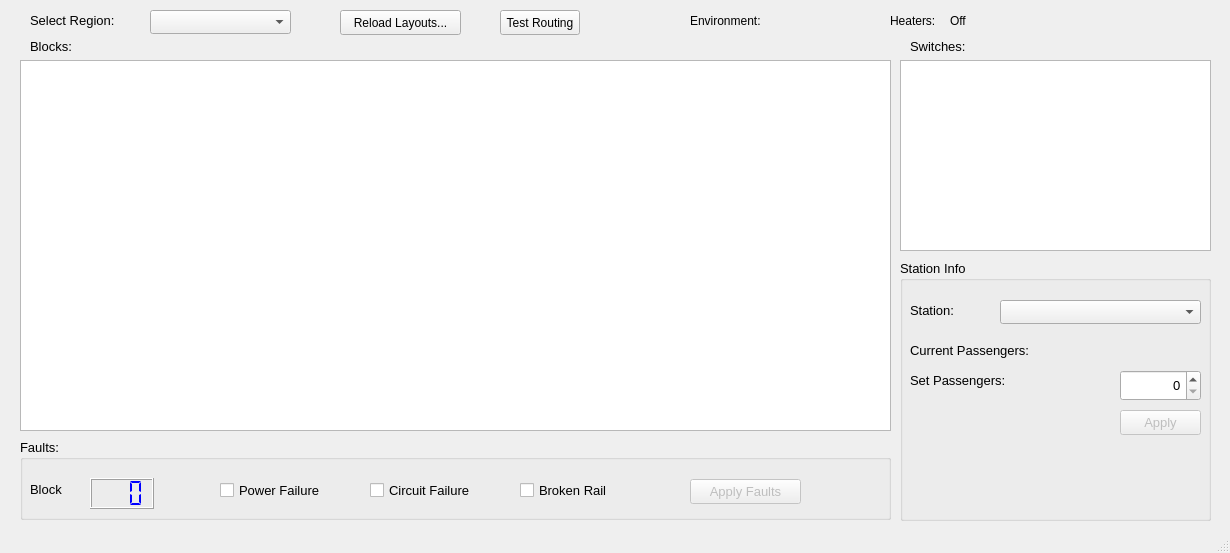
The window that TrackModel/trackmodeldisplay.ui (marmysl/ece1140) describes before a commit, drawn with Qt 5.
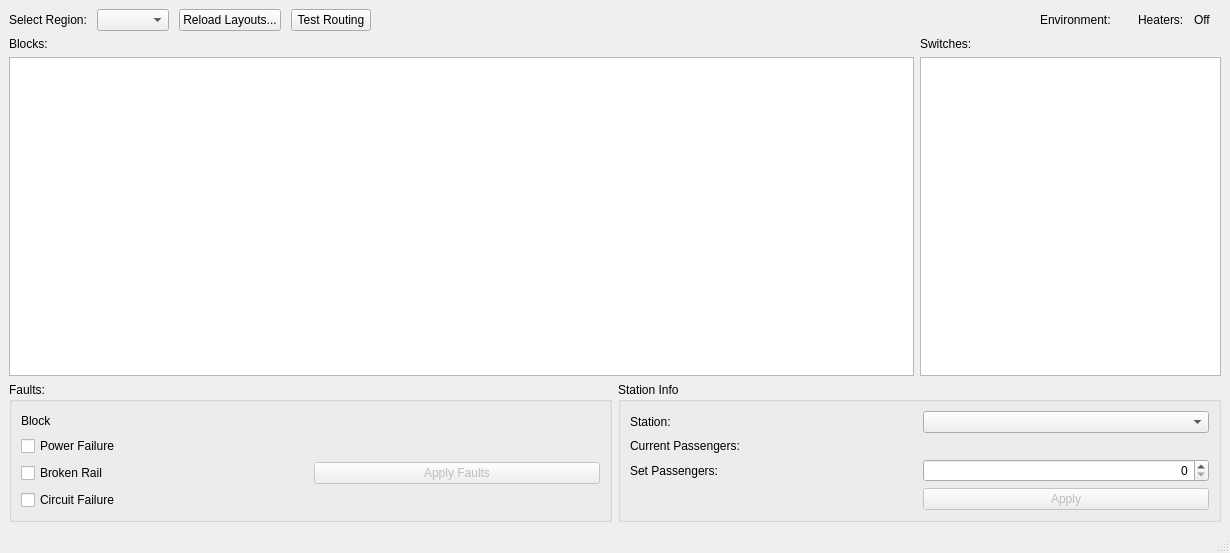
The same window after the commit. Custom widgets are drawn as their Qt base class.

Commit message: Add signal indicators to UI, make it :sparkles: pretty and scalable :sparkles:

The edit to the form file:
```diff
--- a/TrackModel/trackmodeldisplay.ui
+++ b/TrackModel/trackmodeldisplay.ui
@@ -14,487 +14,244 @@
    <string>Track Model</string>
   </property>
   <widget class="QWidget" name="centralwidget">
-   <widget class="QComboBox" name="regionComboBox">
-    <property name="geometry">
-     <rect>
-      <x>150</x>
-      <y>10</y>
-      <width>141</width>
-      <height>24</height>
-     </rect>
-    </property>
-   </widget>
-   <widget class="QTableView" name="blocktableView">
-    <property name="geometry">
-     <rect>
-      <x>20</x>
-      <y>60</y>
-      <width>871</width>
-      <height>371</height>
-     </rect>
-    </property>
-    <property name="alternatingRowColors">
-     <bool>true</bool>
-    </property>
-    <property name="selectionMode">
-     <enum>QAbstractItemView::SingleSelection</enum>
-    </property>
-   </widget>
-   <widget class="QTableView" name="switchTableView">
-    <property name="geometry">
-     <rect>
-      <x>900</x>
-      <y>60</y>
-      <width>311</width>
-      <height>191</height>
-     </rect>
-    </property>
-   </widget>
-   <widget class="QLabel" name="label">
-    <property name="geometry">
-     <rect>
-      <x>30</x>
-      <y>36</y>
-      <width>55</width>
-      <height>20</height>
-     </rect>
-    </property>
-    <property name="font">
-     <font>
-      <pointsize>10</pointsize>
-     </font>
-    </property>
-    <property name="text">
-     <string>Blocks:</string>
-    </property>
-   </widget>
-   <widget class="QLabel" name="label_2">
-    <property name="geometry">
-     <rect>
-      <x>910</x>
-      <y>36</y>
-      <width>91</width>
-      <height>20</height>
-     </rect>
-    </property>
-    <property name="font">
-     <font>
-      <pointsize>10</pointsize>
-     </font>
-    </property>
-    <property name="text">
-     <string>Switches:</string>
-    </property>
-   </widget>
-   <widget class="QLabel" name="label_3">
-    <property name="geometry">
-     <rect>
-      <x>30</x>
-      <y>10</y>
-      <width>121</width>
-      <height>21</height>
-     </rect>
-    </property>
-    <property name="font">
-     <font>
-      <pointsize>10</pointsize>
-     </font>
-    </property>
-    <property name="text">
-     <string>Select Region:</string>
-    </property>
-   </widget>
-   <widget class="QComboBox" name="stationSelector">
-    <property name="geometry">
-     <rect>
-      <x>1000</x>
-      <y>300</y>
-      <width>201</width>
-      <height>24</height>
-     </rect>
-    </property>
-   </widget>
-   <widget class="QLabel" name="label_4">
-    <property name="geometry">
-     <rect>
-      <x>910</x>
-      <y>300</y>
-      <width>91</width>
-      <height>21</height>
-     </rect>
-    </property>
-    <property name="font">
-     <font>
-      <pointsize>10</pointsize>
-     </font>
-    </property>
-    <property name="text">
-     <string>Station:</string>
-    </property>
-   </widget>
-   <widget class="QLabel" name="label_6">
-    <property name="geometry">
-     <rect>
-      <x>910</x>
-      <y>340</y>
-      <width>161</width>
-      <height>21</height>
-     </rect>
-    </property>
-    <property name="font">
-     <font>
-      <pointsize>10</pointsize>
-     </font>
-    </property>
-    <property name="text">
-     <string>Current Passengers:</string>
-    </property>
-   </widget>
-   <widget class="QGroupBox" name="stationGroupBox">
-    <property name="geometry">
-     <rect>
-      <x>900</x>
-      <y>260</y>
-      <width>311</width>
-      <height>261</height>
-     </rect>
-    </property>
-    <property name="font">
-     <font>
-      <pointsize>10</pointsize>
-     </font>
-    </property>
-    <property name="title">
-     <string>Station Info</string>
-    </property>
-    <widget class="QPushButton" name="applyStationPropsButton">
-     <property name="enabled">
-      <bool>false</bool>
-     </property>
-     <property name="geometry">
-      <rect>
-       <x>220</x>
-       <y>150</y>
-       <width>81</width>
-       <height>25</height>
-      </rect>
-     </property>
-     <property name="text">
-      <string>Apply</string>
-     </property>
-    </widget>
-    <widget class="QSpinBox" name="passCountInput">
-     <property name="geometry">
-      <rect>
-       <x>220</x>
-       <y>110</y>
-       <width>81</width>
-       <height>31</height>
-      </rect>
-     </property>
-     <property name="font">
-      <font>
-       <pointsize>10</pointsize>
-      </font>
-     </property>
-     <property name="alignment">
-      <set>Qt::AlignRight|Qt::AlignTrailing|Qt::AlignVCenter</set>
-     </property>
-     <property name="buttonSymbols">
-      <enum>QAbstractSpinBox::UpDownArrows</enum>
-     </property>
-     <property name="maximum">
-      <number>999</number>
-     </property>
-    </widget>
-    <widget class="QLabel" name="label_5">
-     <property name="geometry">
-      <rect>
-       <x>10</x>
-       <y>110</y>
-       <width>131</width>
-       <height>21</height>
-      </rect>
-     </property>
-     <property name="font">
-      <font>
-       <pointsize>10</pointsize>
-      </font>
-     </property>
-     <property name="text">
-      <string>Set Passengers:</string>
-     </property>
-    </widget>
-    <widget class="QLabel" name="passCountLabel">
-     <property name="geometry">
-      <rect>
-       <x>200</x>
-       <y>80</y>
-       <width>81</width>
-       <height>21</height>
-      </rect>
-     </property>
-     <property name="font">
-      <font>
-       <pointsize>10</pointsize>
-      </font>
-     </property>
-     <property name="text">
-      <string>&lt;count&gt;</string>
-     </property>
-     <property name="alignment">
-      <set>Qt::AlignRight|Qt::AlignTrailing|Qt::AlignVCenter</set>
-     </property>
-    </widget>
-   </widget>
-   <widget class="QGroupBox" name="faultGroupBox">
-    <property name="geometry">
-     <rect>
-      <x>20</x>
-      <y>439</y>
-      <width>871</width>
-      <height>81</height>
-     </rect>
-    </property>
-    <property name="font">
-     <font>
-      <pointsize>10</pointsize>
-     </font>
-    </property>
-    <property name="title">
-     <string>Faults:</string>
-    </property>
-    <widget class="QCheckBox" name="pwrFailCheck">
-     <property name="geometry">
-      <rect>
-       <x>200</x>
-       <y>40</y>
-       <width>141</width>
-       <height>22</height>
-      </rect>
-     </property>
-     <property name="text">
-      <string>Power Failure</string>
-     </property>
-    </widget>
-    <widget class="QCheckBox" name="circFailCheck">
-     <property name="geometry">
-      <rect>
-       <x>350</x>
-       <y>40</y>
-       <width>141</width>
-       <height>22</height>
-      </rect>
-     </property>
-     <property name="text">
-      <string>Circuit Failure</string>
-     </property>
-    </widget>
-    <widget class="QCheckBox" name="brknRailCheck">
-     <property name="geometry">
-      <rect>
-       <x>500</x>
-       <y>40</y>
-       <width>141</width>
-       <height>22</height>
-      </rect>
-     </property>
-     <property name="text">
-      <string>Broken Rail</string>
-     </property>
-    </widget>
-    <widget class="QPushButton" name="applyFaultsButton">
-     <property name="enabled">
-      <bool>false</bool>
-     </property>
-     <property name="geometry">
-      <rect>
-       <x>670</x>
-       <y>40</y>
-       <width>111</width>
-       <height>25</height>
-      </rect>
-     </property>
-     <property name="text">
-      <string>Apply Faults</string>
-     </property>
-    </widget>
-    <widget class="QLCDNumber" name="faultBlockNum">
-     <property name="geometry">
-      <rect>
-       <x>70</x>
-       <y>39</y>
-       <width>64</width>
-       <height>31</height>
-      </rect>
-     </property>
-     <property name="palette">
-      <palette>
-       <active>
-        <colorrole role="WindowText">
-         <brush brushstyle="SolidPattern">
-          <color alpha="255">
-           <red>0</red>
-           <green>0</green>
-           <blue>255</blue>
-          </color>
-         </brush>
-        </colorrole>
-       </active>
-       <inactive>
-        <colorrole role="WindowText">
-         <brush brushstyle="SolidPattern">
-          <color alpha="255">
-           <red>0</red>
-           <green>0</green>
-           <blue>255</blue>
-          </color>
-         </brush>
-        </colorrole>
-       </inactive>
-       <disabled>
-        <colorrole role="WindowText">
-         <brush brushstyle="SolidPattern">
-          <color alpha="255">
-           <red>120</red>
-           <green>120</green>
-           <blue>120</blue>
-          </color>
-         </brush>
-        </colorrole>
-       </disabled>
-      </palette>
-     </property>
-     <property name="digitCount">
-      <number>3</number>
-     </property>
-     <property name="segmentStyle">
-      <enum>QLCDNumber::Flat</enum>
-     </property>
-    </widget>
-    <widget class="QLabel" name="label_7">
-     <property name="geometry">
-      <rect>
-       <x>10</x>
-       <y>40</y>
-       <width>55</width>
-       <height>21</height>
-      </rect>
-     </property>
-     <property name="text">
-      <string>Block</string>
-     </property>
-    </widget>
-   </widget>
-   <widget class="QPushButton" name="reloadLayoutButton">
-    <property name="geometry">
-     <rect>
-      <x>340</x>
-      <y>10</y>
-      <width>121</width>
-      <height>25</height>
-     </rect>
-    </property>
-    <property name="text">
-     <string>Reload Layouts...</string>
-    </property>
-   </widget>
-   <widget class="QPushButton" name="testRouteButton">
-    <property name="geometry">
-     <rect>
-      <x>500</x>
-      <y>10</y>
-      <width>80</width>
-      <height>25</height>
-     </rect>
-    </property>
-    <property name="text">
-     <string>Test Routing</string>
-    </property>
-   </widget>
-   <widget class="QLabel" name="envTempLabel">
-    <property name="geometry">
-     <rect>
-      <x>790</x>
-      <y>10</y>
-      <width>61</width>
-      <height>20</height>
-     </rect>
-    </property>
-    <property name="text">
-     <string>&lt;Temp&gt;</string>
-    </property>
-    <property name="alignment">
-     <set>Qt::AlignCenter</set>
-    </property>
-   </widget>
-   <widget class="QLabel" name="label_8">
-    <property name="geometry">
-     <rect>
-      <x>690</x>
-      <y>10</y>
-      <width>81</width>
-      <height>21</height>
-     </rect>
-    </property>
-    <property name="text">
-     <string>Environment:</string>
-    </property>
-   </widget>
-   <widget class="BinaryIndicator" name="heatersOnFlag" native="true">
-    <property name="geometry">
-     <rect>
-      <x>990</x>
-      <y>10</y>
-      <width>21</width>
-      <height>21</height>
-     </rect>
-    </property>
-   </widget>
-   <widget class="QLabel" name="label_9">
-    <property name="geometry">
-     <rect>
-      <x>890</x>
-      <y>10</y>
-      <width>55</width>
-      <height>21</height>
-     </rect>
-    </property>
-    <property name="text">
-     <string>Heaters:</string>
-    </property>
-   </widget>
-   <widget class="QLabel" name="heatersStatLabel">
-    <property name="geometry">
-     <rect>
-      <x>950</x>
-      <y>10</y>
-      <width>41</width>
-      <height>21</height>
-     </rect>
-    </property>
-    <property name="text">
-     <string>Off</string>
-    </property>
-   </widget>
-   <zorder>stationGroupBox</zorder>
-   <zorder>regionComboBox</zorder>
-   <zorder>blocktableView</zorder>
-   <zorder>switchTableView</zorder>
-   <zorder>label</zorder>
-   <zorder>label_2</zorder>
-   <zorder>label_3</zorder>
-   <zorder>stationSelector</zorder>
-   <zorder>label_4</zorder>
-   <zorder>label_6</zorder>
-   <zorder>faultGroupBox</zorder>
-   <zorder>reloadLayoutButton</zorder>
-   <zorder>testRouteButton</zorder>
-   <zorder>envTempLabel</zorder>
-   <zorder>label_8</zorder>
-   <zorder>heatersOnFlag</zorder>
-   <zorder>label_9</zorder>
-   <zorder>heatersStatLabel</zorder>
+   <layout class="QVBoxLayout" name="verticalLayout">
+    <item>
+     <layout class="QHBoxLayout" name="topBarLayout">
+      <property name="spacing">
+       <number>10</number>
+      </property>
+      <item>
+       <widget class="QLabel" name="label_3">
+        <property name="text">
+         <string>Select Region:</string>
+        </property>
+       </widget>
+      </item>
+      <item>
+       <widget class="QComboBox" name="regionComboBox">
+        <property name="sizePolicy">
+         <sizepolicy hsizetype="Preferred" vsizetype="Fixed">
+          <horstretch>0</horstretch>
+          <verstretch>0</verstretch>
+         </sizepolicy>
+        </property>
+       </widget>
+      </item>
+      <item>
+       <widget class="QPushButton" name="reloadLayoutButton">
+        <property name="text">
+         <string>Reload Layouts...</string>
+        </property>
+       </widget>
+      </item>
+      <item>
+       <widget class="QPushButton" name="testRouteButton">
+        <property name="text">
+         <string>Test Routing</string>
+        </property>
+       </widget>
+      </item>
+      <item>
+       <spacer name="horizontalSpacer">
+        <property name="orientation">
+         <enum>Qt::Horizontal</enum>
+        </property>
+        <property name="sizeHint" stdset="0">
+         <size>
+          <width>40</width>
+          <height>20</height>
+         </size>
+        </property>
+       </spacer>
+      </item>
+      <item>
+       <widget class="QLabel" name="label_8">
+        <property name="text">
+         <string>Environment:</string>
+        </property>
+       </widget>
+      </item>
+      <item>
+       <widget class="QLabel" name="envTempLabel">
+        <property name="text">
+         <string>&lt;Temp&gt;</string>
+        </property>
+        <property name="alignment">
+         <set>Qt::AlignCenter</set>
+        </property>
+       </widget>
+      </item>
+      <item>
+       <widget class="QLabel" name="label_9">
+        <property name="text">
+         <string>Heaters:</string>
+        </property>
+       </widget>
+      </item>
+      <item>
+       <widget class="QLabel" name="heatersStatLabel">
+        <property name="text">
+         <string>Off</string>
+        </property>
+       </widget>
+      </item>
+      <item>
+       <widget class="BinaryIndicator" name="heatersOnFlag" native="true"/>
+      </item>
+     </layout>
+    </item>
+    <item>
+     <layout class="QGridLayout" name="trackTableGrid" columnstretch="3,1">
+      <item row="1" column="0">
+       <widget class="QTableView" name="blocktableView">
+        <property name="alternatingRowColors">
+         <bool>true</bool>
+        </property>
+        <property name="selectionMode">
+         <enum>QAbstractItemView::SingleSelection</enum>
+        </property>
+        <property name="selectionBehavior">
+         <enum>QAbstractItemView::SelectRows</enum>
+        </property>
+       </widget>
+      </item>
+      <item row="0" column="0">
+       <widget class="QLabel" name="label">
+        <property name="text">
+         <string>Blocks:</string>
+        </property>
+       </widget>
+      </item>
+      <item row="0" column="1">
+       <widget class="QLabel" name="label_2">
+        <property name="text">
+         <string>Switches:</string>
+        </property>
+       </widget>
+      </item>
+      <item row="1" column="1">
+       <widget class="QTableView" name="switchTableView"/>
+      </item>
+     </layout>
+    </item>
+    <item>
+     <layout class="QHBoxLayout" name="murphyGrid" stretch="1,1">
+      <item>
+       <widget class="QGroupBox" name="faultGroupBox">
+        <property name="title">
+         <string>Faults:</string>
+        </property>
+        <layout class="QGridLayout" name="gridLayout">
+         <item row="3" column="0">
+          <widget class="QCheckBox" name="brknRailCheck">
+           <property name="text">
+            <string>Broken Rail</string>
+           </property>
+          </widget>
+         </item>
+         <item row="1" column="0" colspan="2">
+          <widget class="QLabel" name="blockNumLabel">
+           <property name="text">
+            <string>Block</string>
+           </property>
+          </widget>
+         </item>
+         <item row="4" column="0">
+          <widget class="QCheckBox" name="circFailCheck">
+           <property name="text">
+            <string>Circuit Failure</string>
+           </property>
+          </widget>
+         </item>
+         <item row="2" column="0">
+          <widget class="QCheckBox" name="pwrFailCheck">
+           <property name="text">
+            <string>Power Failure</string>
+           </property>
+          </widget>
+         </item>
+         <item row="3" column="1">
+          <widget class="QPushButton" name="applyFaultsButton">
+           <property name="enabled">
+            <bool>false</bool>
+           </property>
+           <property name="text">
+            <string>Apply Faults</string>
+           </property>
+          </widget>
+         </item>
+        </layout>
+       </widget>
+      </item>
+      <item>
+       <widget class="QGroupBox" name="stationGroupBox">
+        <property name="title">
+         <string>Station Info</string>
+        </property>
+        <layout class="QGridLayout" name="gridLayout_2">
+         <item row="0" column="0">
+          <widget class="QLabel" name="label_4">
+           <property name="text">
+            <string>Station:</string>
+           </property>
+          </widget>
+         </item>
+         <item row="0" column="1">
+          <widget class="QComboBox" name="stationSelector"/>
+         </item>
+         <item row="1" column="0">
+          <widget class="QLabel" name="label_6">
+           <property name="text">
+            <string>Current Passengers:</string>
+           </property>
+          </widget>
+         </item>
+         <item row="1" column="1">
+          <widget class="QLabel" name="passCountLabel">
+           <property name="text">
+            <string>&lt;count&gt;</string>
+           </property>
+           <property name="alignment">
+            <set>Qt::AlignRight|Qt::AlignTrailing|Qt::AlignVCenter</set>
+           </property>
+          </widget>
+         </item>
+         <item row="2" column="0">
+          <widget class="QLabel" name="label_5">
+           <property name="text">
+            <string>Set Passengers:</string>
+           </property>
+          </widget>
+         </item>
+         <item row="2" column="1">
+          <widget class="QSpinBox" name="passCountInput">
+           <property name="alignment">
+            <set>Qt::AlignRight|Qt::AlignTrailing|Qt::AlignVCenter</set>
+           </property>
+           <property name="buttonSymbols">
+            <enum>QAbstractSpinBox::UpDownArrows</enum>
+           </property>
+           <property name="maximum">
+            <number>999</number>
+           </property>
+          </widget>
+         </item>
+         <item row="3" column="1">
+          <widget class="QPushButton" name="applyStationPropsButton">
+           <property name="enabled">
+            <bool>false</bool>
+           </property>
+           <property name="text">
+            <string>Apply</string>
+           </property>
+          </widget>
+         </item>
+        </layout>
+       </widget>
+      </item>
+     </layout>
+    </item>
+   </layout>
   </widget>
   <widget class="QStatusBar" name="statusBar"/>
  </widget>
```
The commit also changes 7 other files.
